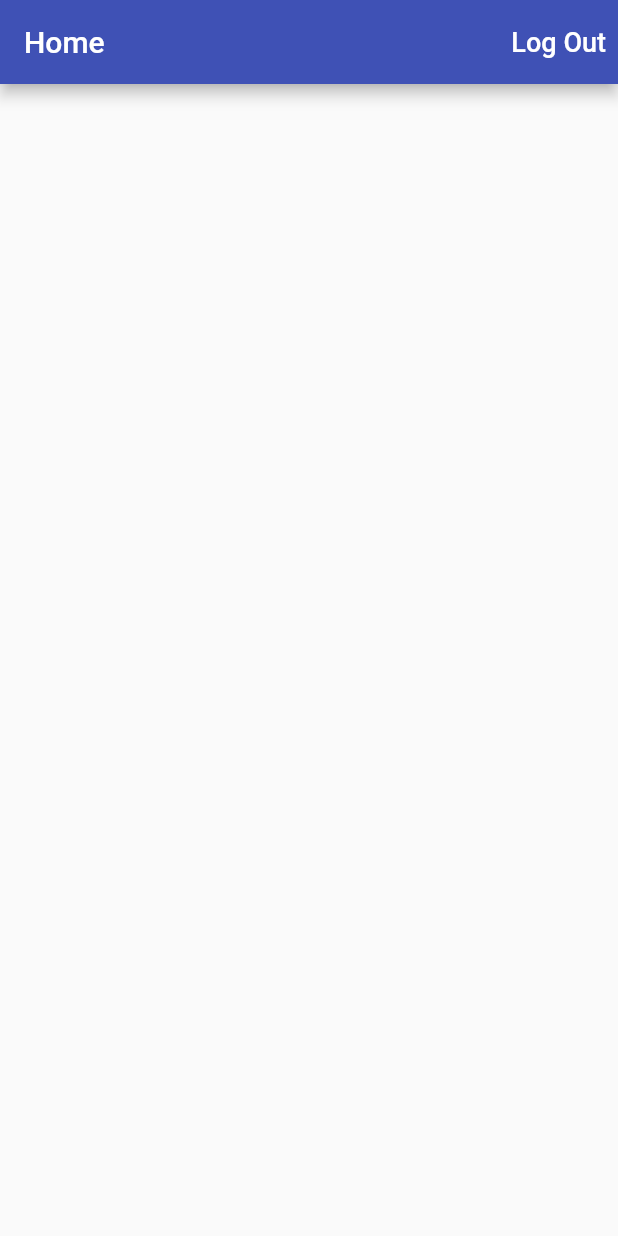
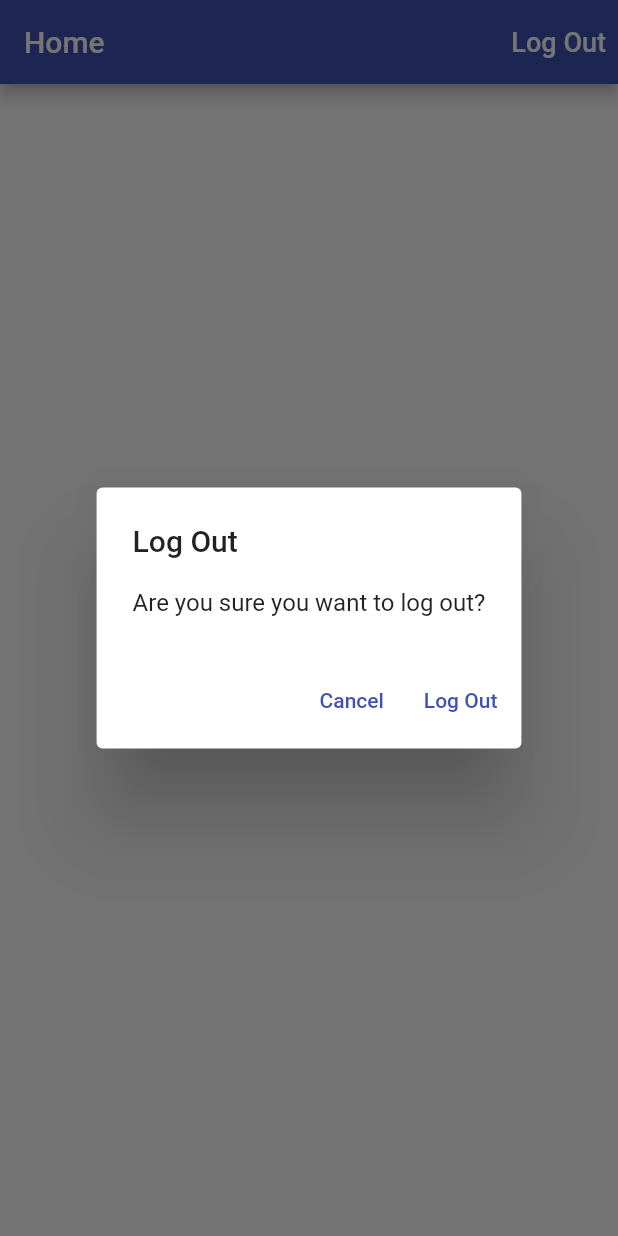
Before and after one commit to am-chourasia/TimeTracker, a Flutter app: the screen it shows once a user with an empty profile is signed in, after a tap on "Log Out", on a phone screen of 412 x 824 dp. Run offline on Flutter 3.47's test engine with Material 2 defaults, Android fonts, the phone set to English and light mode, and no system bars; our stand-ins replace firebase_auth, firebase_core, google_sign_in; missing offline and left inert: flutter_login_facebook; accounts and stored records are empty.

Commit message:
Dialogue Box Added

```diff
--- a/lib/app/homePage.dart
+++ b/lib/app/homePage.dart
@@ -1,10 +1,22 @@
 import 'package:flutter/cupertino.dart';
 import 'package:flutter/material.dart';
 import 'package:time_tracker/app/services/auth.dart';
+import 'package:time_tracker/customWidgets/showAlertDialog.dart';
 
 class HomePage extends StatelessWidget {
   const HomePage({Key key, @required this.auth}) : super(key: key);
   final AuthBase auth;
+
+  Future<void> _confirmSignOut(BuildContext context) async {
+    final confirmation = await showAlertDialog(
+      context,
+      title: "Log Out",
+      content: "Are you sure you want to log out?",
+      cancelActionText: "Cancel",
+      defaultActionText: "Log Out",
+    );
+    if (confirmation == true) _signOut();
+  }
 
   Future<void> _signOut() async {
     try {
@@ -22,7 +34,7 @@ class HomePage extends StatelessWidget {
         title: Text("Home"),
         actions: [
           TextButton(
-              onPressed: _signOut,
+              onPressed: () => _confirmSignOut(context),
               child: Text(
                 "Log Out",
                 style: TextStyle(fontSize: 18.0, color: Colors.white),
--- /dev/null
+++ b/lib/customWidgets/showAlertDialog.dart
@@ -0,0 +1,34 @@
+import 'package:flutter/cupertino.dart';
+import 'package:flutter/material.dart';
+
+Future<bool> showAlertDialog(
+  BuildContext context, {
+  @required String title,
+  @required String content,
+  String cancelActionText,
+  @required defaultActionText,
+}) {
+  return showDialog(
+    barrierDismissible: true,
+    // Will clicking outside the dialogue gets out of dialogue box
+    // default value is true, therefor the function can also return null value when clicked outside the dialogue.
+    context: context,
+    builder: (context) => AlertDialog(
+      title: Text(title),
+      content: Text(content),
+      actions: [
+        if (cancelActionText != null)
+          TextButton(
+            child: Text(cancelActionText),
+            onPressed: () => Navigator.of(context).pop(false),
+            // false will be returned
+          ),
+        TextButton(
+          child: Text(defaultActionText),
+          onPressed: () => Navigator.of(context).pop(true),
+          // true value will be returned
+        )
+      ],
+    ),
+  );
+}
```
Also changed, not shown: lib/app/sign_in/emailSignInForm.dart (+7 -2 lines).
